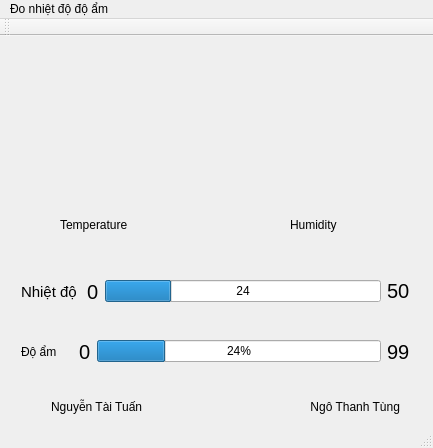
The window that com/mainwindow.ui (tungngovn/PIC16F877A_UART_PC) describes before a commit, drawn with Qt 5.
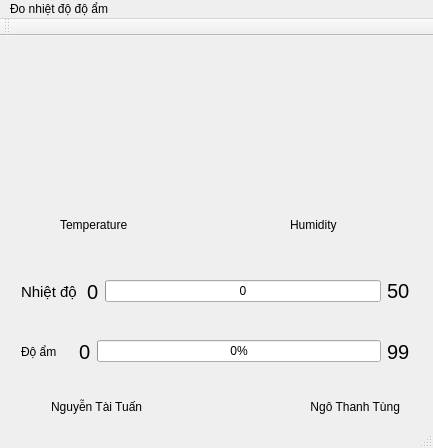
The same window after the commit. Custom widgets are drawn as their Qt base class.

Diff of the .ui file:
```diff
--- a/com/mainwindow.ui
+++ b/com/mainwindow.ui
@@ -51,7 +51,7 @@
      <item>
       <widget class="QProgressBar" name="progressBar_2">
        <property name="value">
-        <number>24</number>
+        <number>0</number>
        </property>
        <property name="format">
         <string>%v</string>
@@ -110,7 +110,7 @@
      <item>
       <widget class="QProgressBar" name="progressBar">
        <property name="value">
-        <number>24</number>
+        <number>0</number>
        </property>
       </widget>
      </item>
```
